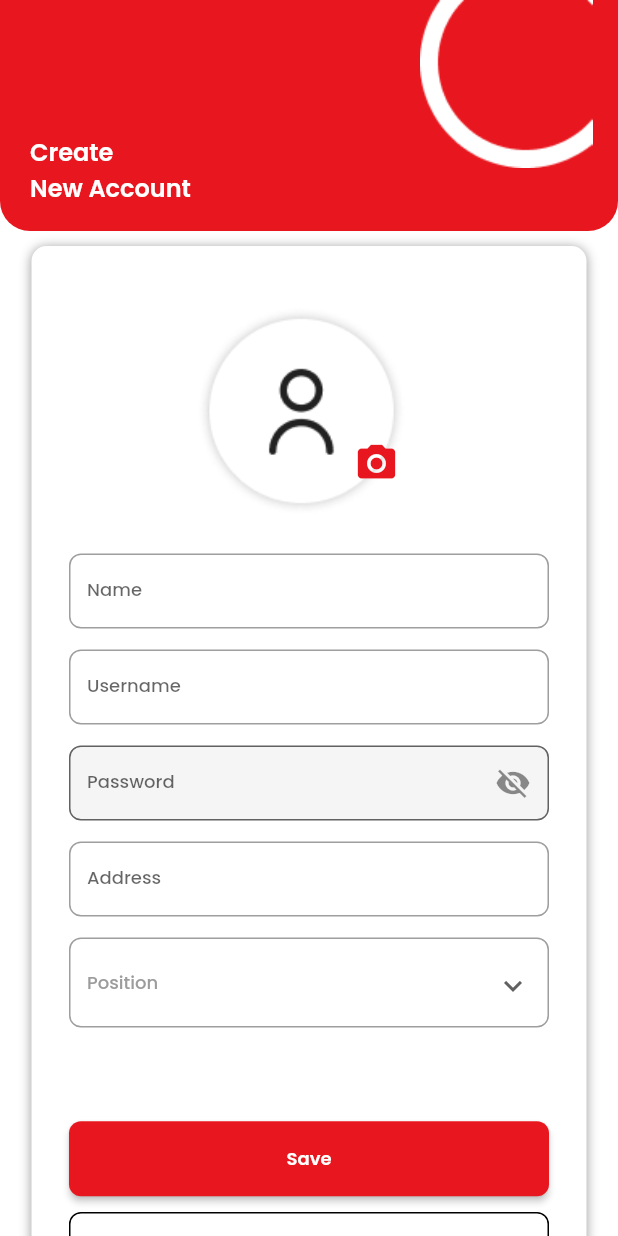
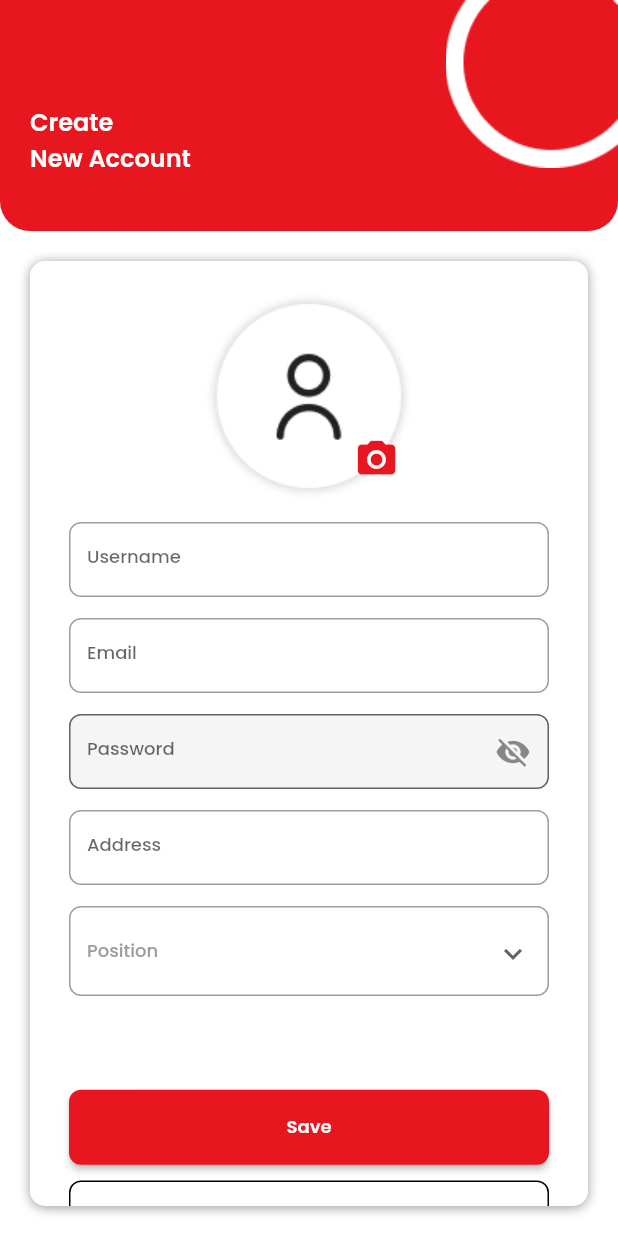
Before and after one commit to magang-wit-id/project101, a Flutter app: the AddUser screen opened directly, on a phone screen of 412 x 824 dp. Run offline on Flutter 3.47's test engine with Material 2 defaults, Android fonts, the phone set to English and light mode, and no system bars; our stand-ins replace flutter_svg, google_fonts.

Commit message:
fix addUser

```diff
--- a/wit101/lib/view/screens/adduser.dart
+++ b/wit101/lib/view/screens/adduser.dart
@@ -11,6 +11,8 @@ class AddUser extends StatefulWidget {
 
 class _AddUserState extends State<AddUser> {
   var controllerName = TextEditingController();
+
+  var controllerEmail = TextEditingController();
 
   var controllerUsername = TextEditingController();
 
@@ -27,16 +29,21 @@ class _AddUserState extends State<AddUser> {
   @override
   Widget build(BuildContext context) {
     return Scaffold(
-      body: SingleChildScrollView(
-        child: Column(
+      body: Column(
         children: [
           banner(context),
-            const SizedBox(
-              height: 10,
+          SizedBox(
+            height: 20,
           ),
-            Container(
-              height: 710,
-              width: 370,
+          Expanded(
+            child: Padding(
+              padding: EdgeInsets.only(
+                bottom: 20,
+                left: 20,
+                right: 20,
+              ),
+              child: Container(
+                width: double.infinity,
                 decoration: BoxDecoration(
                   borderRadius: BorderRadius.circular(10),
                   color: Colors.white,
@@ -48,25 +55,59 @@ class _AddUserState extends State<AddUser> {
                     ),
                   ],
                 ),
-              child: Stack(
+                child: SingleChildScrollView(
+                  child: Padding(
+                    padding: EdgeInsets.symmetric(horizontal: 20),
+                    child: Column(
+                      crossAxisAlignment: CrossAxisAlignment.center,
                       children: [
-                  Positioned(
-                    child: changeProfile(context),
+                        Stack(
+                          children: [
+                            const Padding(
+                              padding: EdgeInsets.only(
+                                top: 20,
                               ),
-                  Center(
-                    child: Column(
-                      children: [
+                              child: CircleAvatar(
+                                radius: 70,
+                                backgroundImage:
+                                    AssetImage('assets/png/stockprofile.png'),
+                                backgroundColor: Colors.white,
+                              ),
+                            ),
+                            Padding(
+                              padding:
+                                  const EdgeInsets.only(top: 117, left: 100),
+                              child: InkWell(
+                                onTap: () {
+                                  showModalBottomSheet(
+                                    context: context,
+                                    builder: ((builder) =>
+                                        bottomSheet(context)),
+                                  );
+                                },
+                                child: const Icon(
+                                  Icons.camera_alt,
+                                  color: Color.fromRGBO(232, 23, 31, 1),
+                                  size: 30,
+                                ),
+                              ),
+                            ),
+                          ],
+                        ),
                         Container(
-                          margin: const EdgeInsets.only(top: 205),
+                          margin: const EdgeInsets.only(top: 14),
                           width: 320,
                           height: 50,
                           child: TextFormField(
-                            controller: controllerName,
+                            controller: controllerUsername,
                             decoration: InputDecoration(
+                              focusedBorder: OutlineInputBorder(
+                                borderRadius: BorderRadius.circular(8),
+                              ),
                               border: OutlineInputBorder(
                                 borderRadius: BorderRadius.circular(8),
                               ),
-                              labelText: 'Name',
+                              hintText: 'Username',
                             ),
                             style: GoogleFonts.poppins(
                                 fontWeight: FontWeight.w500, fontSize: 12),
@@ -77,12 +118,15 @@ class _AddUserState extends State<AddUser> {
                           width: 320,
                           height: 50,
                           child: TextFormField(
-                            controller: controllerUsername,
+                            controller: controllerEmail,
                             decoration: InputDecoration(
+                              focusedBorder: OutlineInputBorder(
+                                borderRadius: BorderRadius.circular(8),
+                              ),
                               border: OutlineInputBorder(
                                 borderRadius: BorderRadius.circular(8),
                               ),
-                              labelText: 'Username',
+                              hintText: 'Email',
                             ),
                             style: GoogleFonts.poppins(
                                 fontWeight: FontWeight.w500, fontSize: 12),
@@ -96,6 +140,9 @@ class _AddUserState extends State<AddUser> {
                             controller: controllerPassword,
                             obscureText: _showPassword,
                             decoration: InputDecoration(
+                              focusedBorder: OutlineInputBorder(
+                                borderRadius: BorderRadius.circular(8),
+                              ),
                               border: OutlineInputBorder(
                                 borderRadius: BorderRadius.circular(8),
                               ),
@@ -109,7 +156,7 @@ class _AddUserState extends State<AddUser> {
                                   setState(() {});
                                 },
                               ),
-                              labelText: "Password",
+                              hintText: "Password",
                             ),
                             style: GoogleFonts.poppins(
                                 fontWeight: FontWeight.w500, fontSize: 12),
@@ -120,12 +167,15 @@ class _AddUserState extends State<AddUser> {
                           width: 320,
                           height: 50,
                           child: TextFormField(
-                            controller: controllerUsername,
+                            controller: controllerAddress,
                             decoration: InputDecoration(
+                              focusedBorder: OutlineInputBorder(
+                                borderRadius: BorderRadius.circular(8),
+                              ),
                               border: OutlineInputBorder(
                                 borderRadius: BorderRadius.circular(8),
                               ),
-                              labelText: 'Address',
+                              hintText: 'Address',
                             ),
                             style: GoogleFonts.poppins(
                                 fontWeight: FontWeight.w500, fontSize: 12),
@@ -149,17 +199,17 @@ class _AddUserState extends State<AddUser> {
                           height: 50,
                           child: buttonCancel(),
                         ),
-                      ],
-                    ),
-                  ),
-                ],
-              ),
-            ),
                         SizedBox(
                           height: 20,
                         ),
                       ],
                     ),
+                  ),
+                ),
+              ),
+            ),
+          ),
+        ],
       ),
     );
   }
@@ -175,9 +225,8 @@ class _AddUserState extends State<AddUser> {
       height: 154,
       child: Stack(
         children: [
-          Positioned(
-            top: 89,
-            left: 20,
+          Padding(
+            padding: EdgeInsets.only(left: 20, top: 69),
             child: Column(
               crossAxisAlignment: CrossAxisAlignment.start,
               children: [
@@ -194,49 +243,12 @@ class _AddUserState extends State<AddUser> {
               ],
             ),
           ),
-          Positioned(
-            left: 280,
+          Container(
+            alignment: Alignment.topRight,
             child: Image.asset('assets/png/circle1.png'),
           ),
         ],
       ),
-    );
-  }
-
-  Widget bannerProfile(BuildContext context) {
-    return Stack(
-      children: [
-        Container(
-          decoration: const BoxDecoration(
-            borderRadius: BorderRadius.only(
-                bottomRight: Radius.circular(20),
-                bottomLeft: Radius.circular(20)),
-            color: Color.fromRGBO(232, 23, 31, 1),
-          ),
-          width: MediaQuery.of(context).size.width,
-          height: 154,
-        ),
-        Container(
-          margin: const EdgeInsets.only(top: 89, left: 20),
-          child: Text(
-            'Create',
-            style: GoogleFonts.poppins(
-                fontWeight: FontWeight.w700, color: Colors.white, fontSize: 16),
-          ),
-        ),
-        Container(
-          margin: const EdgeInsets.only(top: 110, left: 20),
-          child: Text(
-            'New Account',
-            style: GoogleFonts.poppins(
-                fontSize: 14, fontWeight: FontWeight.w600, color: Colors.white),
-          ),
-        ),
-        Container(
-          margin: const EdgeInsets.only(left: 295),
-          child: Image.asset('assets/png/circle1.png'),
-        ),
-      ],
     );
   }
 
```
Lines whose indentation alone changed are shown as unchanged.
